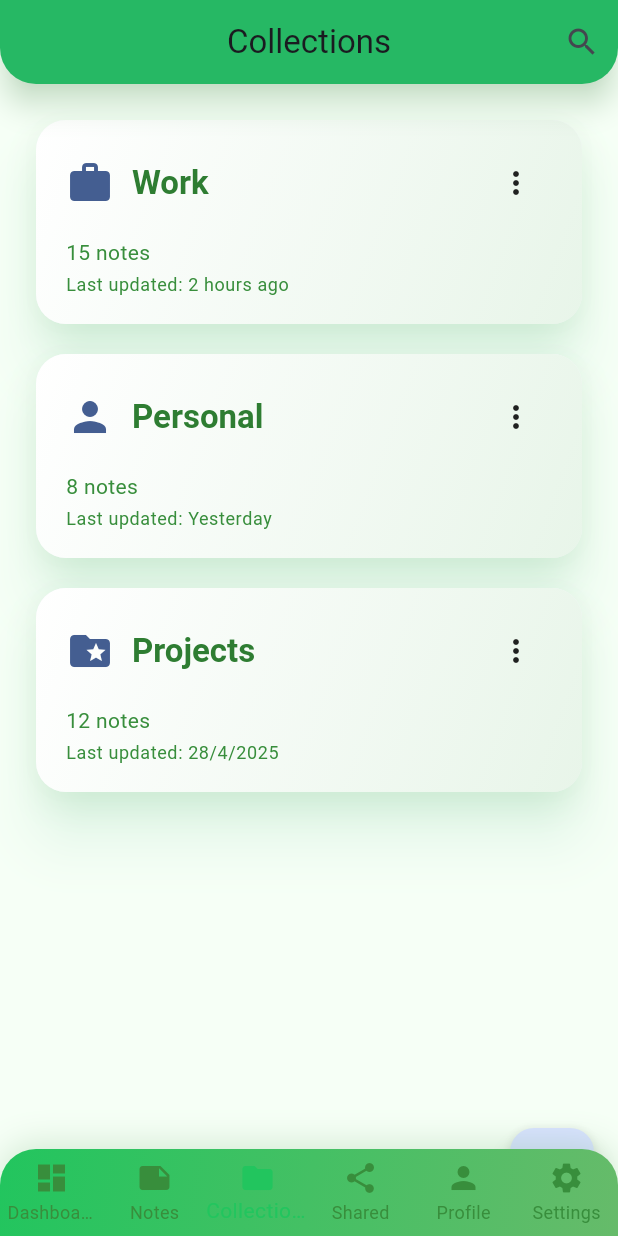
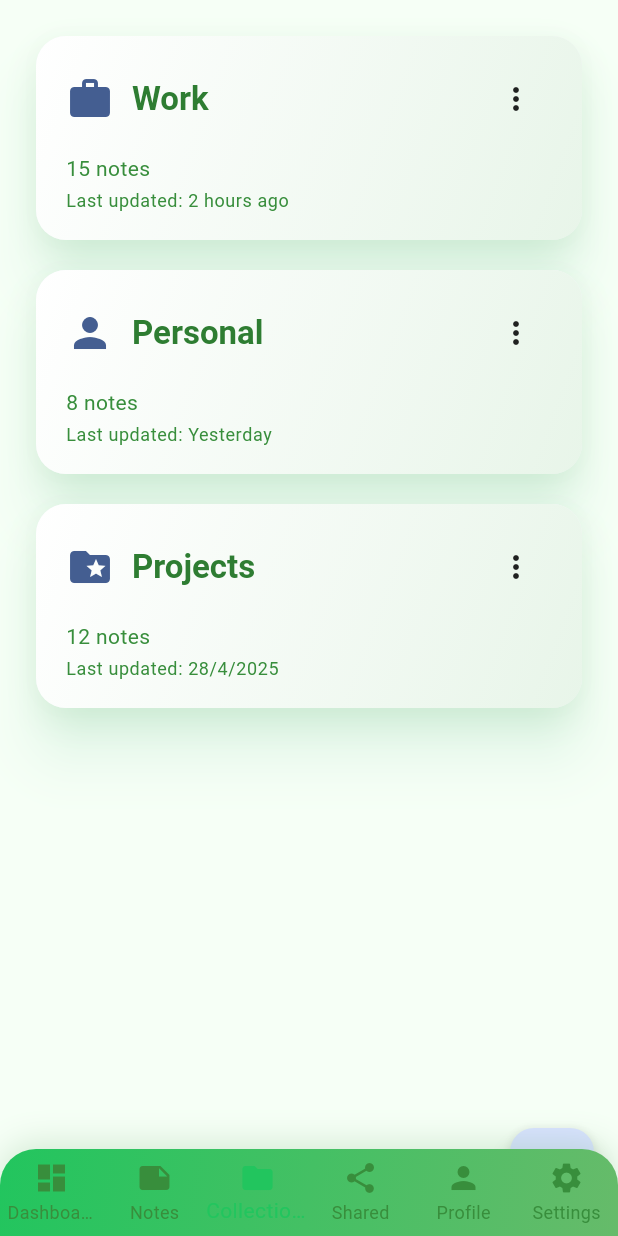
Before and after one commit to Buildathonzx/whisperrnote, a Flutter app: the CollectionsScreen screen opened by its route, on a phone screen of 412 x 824 dp. Run offline on Flutter 3.47's test engine with Material 3 defaults, Android fonts, the phone set to English and light mode, and no system bars; drawn by our look-alikes of flutter_animate; our stand-ins replace appwrite, connectivity_plus, flutter_markdown, flutter_riverpod, go_router, google_fonts and 3 more; missing offline and left inert: flutter_resizable_container; accounts and stored records are empty; project files that could hold a hidden picture were left out.

Commit message:
🏠 refactor: remove app bar from CollectionsScreen and NotesScreen for cleaner UI

```diff
--- a/apps/lib/features/collections/collections_screen.dart
+++ b/apps/lib/features/collections/collections_screen.dart
@@ -51,24 +51,6 @@ class CollectionsScreen extends StatelessWidget {
 
     return Scaffold(
       backgroundColor: const Color(0xFFF6FFF6),
-      appBar: AppBar(
-        title: const Text('Collections'),
-        backgroundColor: const Color(0xFF22C55E),
-        elevation: 8,
-        shadowColor: Colors.green.withOpacity(0.4),
-        centerTitle: true,
-        shape: const RoundedRectangleBorder(
-          borderRadius: BorderRadius.vertical(bottom: Radius.circular(24)),
-        ),
-        actions: [
-          IconButton(
-            icon: const Icon(Icons.search),
-            onPressed: () {
-              // TODO: Implement search
-            },
-          ),
-        ],
-      ),
       body: ListView(
         padding: const EdgeInsets.all(24),
         children: collections.map((collection) {
--- a/apps/lib/modern_bottom_bar.dart
+++ b/apps/lib/modern_bottom_bar.dart
@@ -47,8 +47,8 @@ class ModernBottomBar extends StatelessWidget {
             label: 'Notes',
           ),
           BottomNavigationBarItem(
-            icon: Icon(Icons.add_circle_outline_rounded, size: 32),
-            label: 'New',
+            icon: Icon(Icons.check_circle_outline_rounded),
+            label: 'Todos',
           ),
           BottomNavigationBarItem(
             icon: Icon(Icons.tag_rounded),
```
Also changed, not shown: apps/lib/features/notes/notes_screen.dart (+0 -10 lines), apps/lib/modern_sidebar.dart (+7 -6 lines).
